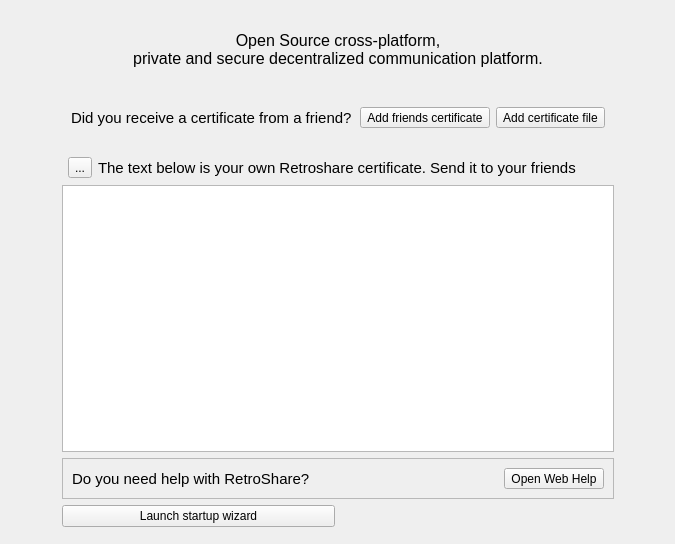
Above: retroshare-gui/src/gui/HomePage.ui from RetroShare/RetroShare before the change. Below: the same form after it.
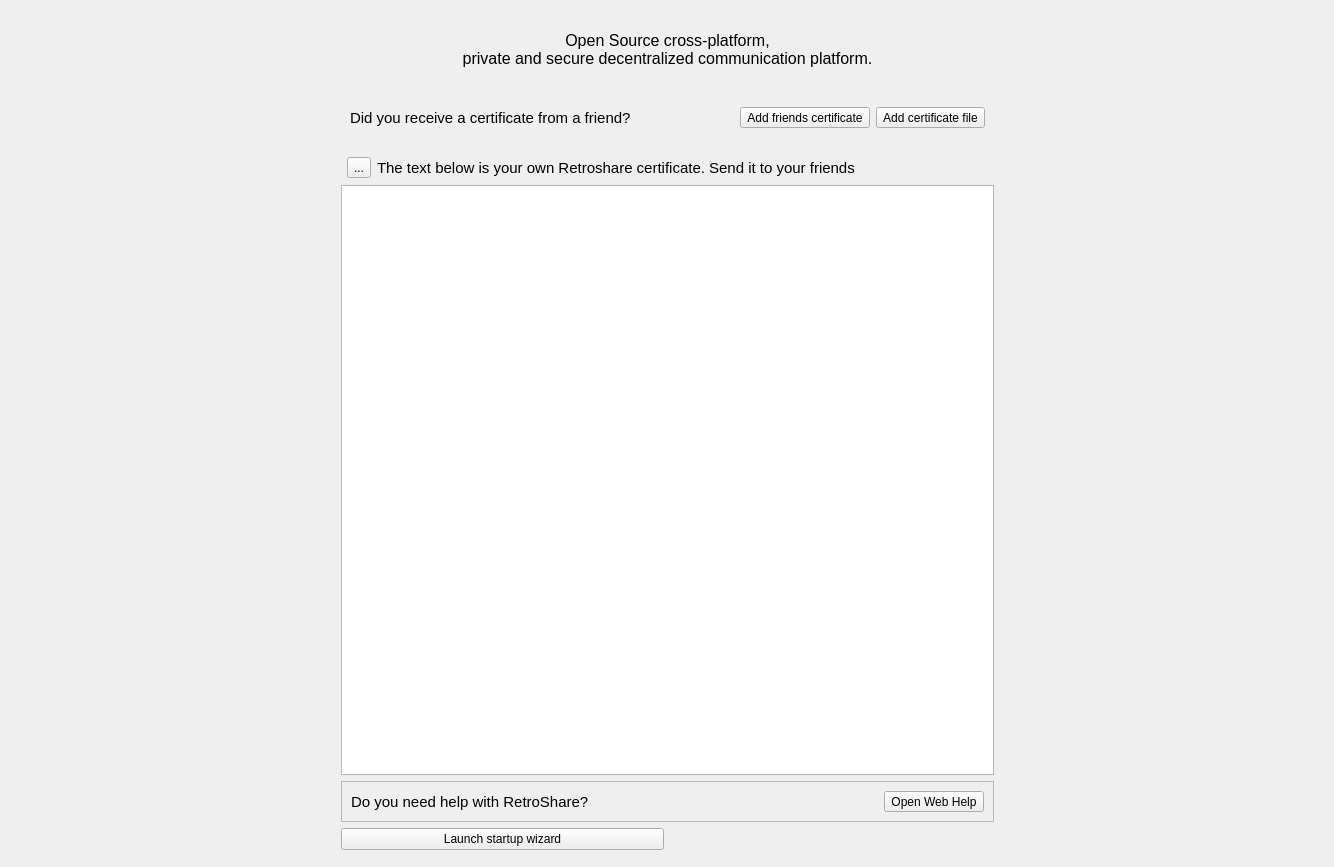
That is the form after the change. Icons and pictures are not drawn.

Commit message: replaced images in homepage with the logo without flares

Patch:
```diff
--- a/retroshare-gui/src/gui/HomePage.ui
+++ b/retroshare-gui/src/gui/HomePage.ui
@@ -6,8 +6,8 @@
    <rect>
     <x>0</x>
     <y>0</y>
-    <width>675</width>
-    <height>544</height>
+    <width>1334</width>
+    <height>867</height>
    </rect>
   </property>
   <property name="windowTitle">
```
Left out of the diff: 2 changed lines with no effect on the pictures.
